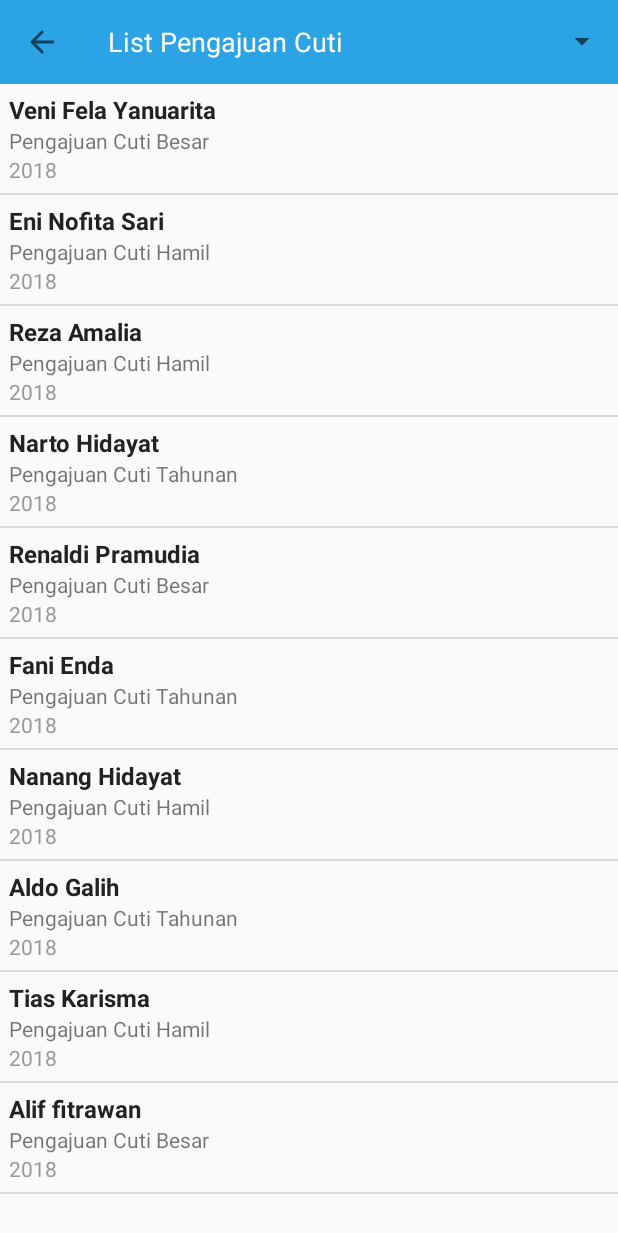
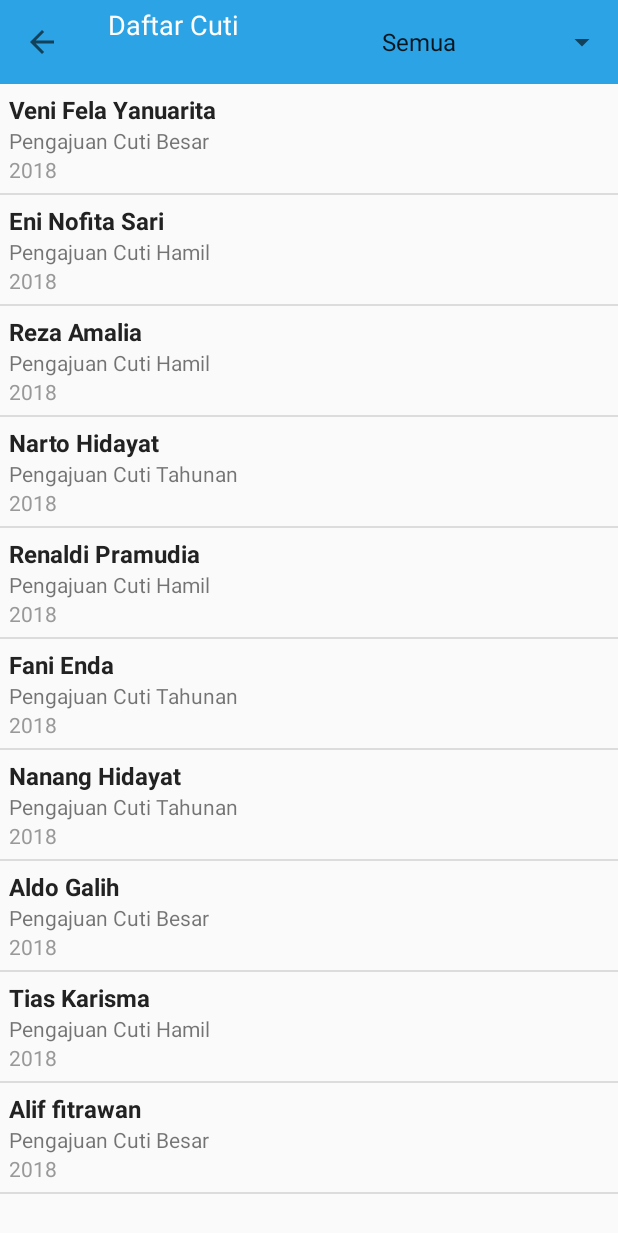
Before and after one commit to NanangHidayat18/Belajar, an Android app: the screen it shows after launch (MainActivity), on a phone screen of 412 x 824 dp. Shown: the top 1233 px of the screen. Run offline under Robolectric (Android 15) with nearby library versions, the phone set to English and light mode, and no system bars.

Commit message:
ApprovalCuti

```diff
--- a/app/build.gradle
+++ b/app/build.gradle
@@ -31,4 +31,6 @@ dependencies {
     androidTestImplementation 'com.android.support.test.espresso:espresso-core:3.0.2'
 
     implementation 'com.android.support:recyclerview-v7:26.1.0'
+
+    implementation 'com.google.firebase:firebase-messaging:17.1.0'
 }
--- a/app/src/main/java/com/example/hp/approvallatihan1/Keterangan_Approval.java
+++ b/app/src/main/java/com/example/hp/approvallatihan1/ApprovalActivity.java
@@ -7,7 +7,7 @@ import android.os.Bundle;
 import android.view.View;
 import android.widget.Button;
 
-public class Keterangan_Approval extends AppCompatActivity {
+public class ApprovalActivity extends AppCompatActivity {
     private Button btnkirim;
     @Override
     protected void onCreate(Bundle savedInstanceState) {
@@ -37,7 +37,7 @@ public class Keterangan_Approval extends AppCompatActivity {
                 .setPositiveButton("Ya",new DialogInterface.OnClickListener() {
                     public void onClick(DialogInterface dialog, int id) {
                         // jika tombol diklik, maka akan menutup activity ini
-                        Keterangan_Approval.this.finish();
+                        ApprovalActivity.this.finish();
                     }
                 })
                 .setNegativeButton("Tidak",new DialogInterface.OnClickListener() {
--- a/app/src/main/java/com/example/hp/approvallatihan1/MainActivity.java
+++ b/app/src/main/java/com/example/hp/approvallatihan1/MainActivity.java
@@ -8,19 +8,19 @@ import android.support.v7.widget.DividerItemDecoration;
 import android.support.v7.widget.LinearLayoutManager;
 import android.support.v7.widget.RecyclerView;
 import android.support.v7.widget.Toolbar;
-import android.view.Menu;
 import android.view.View;
 import android.widget.AdapterView;
 import android.widget.ArrayAdapter;
 import android.widget.Spinner;
-import android.widget.Toast;
 
 import java.util.ArrayList;
+import java.util.Arrays;
 import java.util.List;
 
-public class MainActivity extends AppCompatActivity implements UserAdapter.OnClickItemListener{
+public class MainActivity extends AppCompatActivity implements UserAdapter.OnClickItemListener {
 
     private List<UserModel> mListUser = new ArrayList<>();
+    private List<UserModel> mListUserForAdapter = new ArrayList<>();
     private RecyclerView rvUser;
     private UserAdapter mUserAdapter;
     private Toolbar toolbar;
@@ -30,8 +30,11 @@ public class MainActivity extends AppCompatActivity implements UserAdapter.OnCli
         super.onCreate(savedInstanceState);
         setContentView(R.layout.activity_main);
 
+        getUserData();
+
         toolbar = findViewById(R.id.toolbar);
         rvUser = (RecyclerView) findViewById(R.id.recyclerview);
+        Spinner spinner = (Spinner) findViewById(R.id.spinner_sortir);
 
         setSupportActionBar(toolbar);
         getSupportActionBar().setDisplayHomeAsUpEnabled(true);
@@ -45,48 +48,104 @@ public class MainActivity extends AppCompatActivity implements UserAdapter.OnCli
         rvUser.setAdapter(mUserAdapter);
 
         prepareUserData();
+
+        String[] filterCuti = getResources().getStringArray(R.array.list_cuti);
+        spinner.setAdapter(new ArrayAdapter<String>(this, android.R.layout.simple_list_item_1, filterCuti));
+        spinner.setOnItemSelectedListener(new AdapterView.OnItemSelectedListener() {
+            @Override
+            public void onItemSelected(AdapterView<?> adapterView, View view, int position, long l) {
+                switch (position) {
+                    case 0:
+                        prepareUserData();
+                        break;
+                    case 1:
+                        sortByCutiTahunan();
+                        break;
+                    case 2:
+                        sortByCutiHamil();
+                        break;
+                    case 3:
+                        sortByCutiBesar();
+                        break;
+                }
+            }
+
+            @Override
+            public void onNothingSelected(AdapterView<?> adapterView) {
+                return;
+            }
+        });
+
+    }
+
+    private List<UserModel> getDataCuti() {
+        return null;
+    }
+
+    private void sortByCutiTahunan() {
+        mListUser.clear();
+        for (UserModel userModel : mListUserForAdapter) {
+            if (userModel.getCuti().contains("Tahunan")) {
+                mListUser.add(userModel);
+            }
+        }
+        mUserAdapter.notifyDataSetChanged();
+    }
+
+    private void sortByCutiHamil() {
+        mListUser.clear();
+        for (UserModel userModel : mListUserForAdapter) {
+            if (userModel.getCuti().contains("Hamil")) {
+                mListUser.add(userModel);
+            }
+        }
+        mUserAdapter.notifyDataSetChanged();
+    }
+
+    private void sortByCutiBesar() {
+        mListUser.clear();
+        for (UserModel userModel : mListUserForAdapter) {
+            if (userModel.getCuti().contains("Besar")) {
+                mListUser.add(userModel);
+            }
+        }
+        mUserAdapter.notifyDataSetChanged();
+    }
+
+    private void getUserData() {
+        mListUserForAdapter = Arrays.asList(
+                new UserModel("Veni Fela Yanuarita", "Pengajuan Cuti Besar", "2018"),
+                new UserModel("Eni Nofita Sari", "Pengajuan Cuti Hamil", "2018"),
+                new UserModel("Reza Amalia", "Pengajuan Cuti Hamil", "2018"),
+                new UserModel("Narto Hidayat", "Pengajuan Cuti Tahunan", "2018"),
+                new UserModel("Renaldi Pramudia", "Pengajuan Cuti Hamil", "2018"),
+                new UserModel("Fani Enda", "Pengajuan Cuti Tahunan", "2018"),
+                new UserModel("Nanang Hidayat", "Pengajuan Cuti Tahunan", "2018"),
+                new UserModel("Aldo Galih", "Pengajuan Cuti Besar", "2018"),
+                new UserModel("Tias Karisma", "Pengajuan Cuti Hamil", "2018"),
+                new UserModel("Alif fitrawan", "Pengajuan Cuti Besar", "2018")
+        );
     }
 
     private void prepareUserData() {
-        UserModel userModel = new UserModel("Veni Fela Yanuarita", "Pengajuan Cuti Besar", "2018");
-        mListUser.add(userModel);
-
-        userModel = new UserModel("Eni Nofita Sari", "Pengajuan Cuti Hamil", "2018");
-        mListUser.add(userModel);
-
-        userModel = new UserModel("Reza Amalia", "Pengajuan Cuti Hamil", "2018");
-        mListUser.add(userModel);
-
-        userModel = new UserModel("Narto Hidayat", "Pengajuan Cuti Tahunan", "2018");
-        mListUser.add(userModel);
-
-        userModel = new UserModel("Renaldi Pramudia", "Pengajuan Cuti Besar", "2018");
-        mListUser.add(userModel);
-
-        userModel = new UserModel("Fani Enda", "Pengajuan Cuti Tahunan", "2018");
-        mListUser.add(userModel);
-
-        userModel = new UserModel("Nanang Hidayat", "Pengajuan Cuti Hamil", "2018");
-        mListUser.add(userModel);
-
-        userModel = new UserModel("Aldo Galih", "Pengajuan Cuti Tahunan", "2018");
-        mListUser.add(userModel);
-
-        userModel = new UserModel("Tias Karisma", "Pengajuan Cuti Hamil", "2018");
-        mListUser.add(userModel);
-
-        userModel = new UserModel("Alif fitrawan", "Pengajuan Cuti Besar", "2018");
-        mListUser.add(userModel);
-
+        mListUser.clear();
+        mListUser.addAll(mListUserForAdapter);
         mUserAdapter.notifyDataSetChanged();
     }
 
-
-
     @Override
     public void onClickItem(UserModel usermodel) {
-        // TODO: 30/07/2018 buatkan intent ke activity selanjutnya
+        // TODO: 31/07/2018 buatkan intent ke activity selanjutnya
 
-        Toast.makeText(this, usermodel.getName(), Toast.LENGTH_SHORT).show();
+        Intent intent;
+        if(usermodel.getCuti().contains("Tahunan")){
+            intent = new Intent(this, PersetujuanTahunanActivity.class);
+        }else if(usermodel.getCuti().contains("Hamil")){
+            intent = new Intent(this, PersetujuanHamilActivity.class);
+        }else{
+            intent = new Intent(this, PersetujuanCutiBesarActivity.class);
+        }
+
+        startActivity(intent);
     }
 }
--- a/app/src/main/java/com/example/hp/approvallatihan1/UserAdapter.java
+++ b/app/src/main/java/com/example/hp/approvallatihan1/UserAdapter.java
@@ -1,5 +1,7 @@
 package com.example.hp.approvallatihan1;
 
+import android.content.Context;
+import android.content.Intent;
 import android.support.v7.widget.RecyclerView;
 import android.view.View;
 import android.view.ViewGroup;
@@ -68,6 +70,7 @@ public class UserAdapter extends RecyclerView.Adapter<UserAdapter.ViewHolder> {
     public void onBindViewHolder(ViewHolder holder, int position) {
         UserModel userModel = mlListUser.get(position);
         holder.bind(userModel);
+
     }
 
     @Override
--- a/app/src/main/res/layout/activity_keterangan__penolakan.xml
+++ b/app/src/main/res/layout/activity_keterangan__penolakan.xml
@@ -5,7 +5,7 @@
     android:layout_width="match_parent"
     android:layout_height="match_parent"
     android:background="#fff"
-    tools:context=".Keterangan_Penolakan">
+    tools:context=".PenolakanActivity">
 
     <LinearLayout
         android:id="@+id/parent1"
--- a/app/src/main/res/layout/activity_keterangan_approval.xml
+++ b/app/src/main/res/layout/activity_keterangan_approval.xml
@@ -5,7 +5,7 @@
     android:layout_width="match_parent"
     android:layout_height="match_parent"
     android:background="#fff"
-    tools:context=".Keterangan_Approval">
+    tools:context=".ApprovalActivity">
 
     <LinearLayout
         android:id="@+id/parent1"
--- a/app/src/main/res/layout/activity_main.xml
+++ b/app/src/main/res/layout/activity_main.xml
@@ -20,7 +20,7 @@
             <TextView
                 android:layout_width="match_parent"
                 android:layout_height="wrap_content"
-                android:text="@string/List_Pengajuan_Cuti"
+                android:text="@string/Daftar_Cuti"
                 android:textColor="@color/white"
                 android:textSize="18sp" />
 
--- a/app/src/main/res/layout/activity_persetujuan__cuti__besar.xml
+++ b/app/src/main/res/layout/activity_persetujuan__cuti__besar.xml
@@ -5,7 +5,7 @@
     android:layout_width="match_parent"
     android:layout_height="match_parent"
     android:background="#fff"
-    tools:context=".Persetujuan_Cuti_Besar">
+    tools:context=".PersetujuanCutiBesarActivity">
 
 
     <LinearLayout
--- a/app/src/main/res/layout/activity_persetujuan__hamil.xml
+++ b/app/src/main/res/layout/activity_persetujuan__hamil.xml
@@ -5,7 +5,7 @@
     android:layout_width="match_parent"
     android:layout_height="match_parent"
     android:background="#fff"
-    tools:context=".Persetujuan_Cuti_Besar">
+    tools:context=".PersetujuanCutiBesarActivity">
 
 
     <LinearLayout
--- a/app/src/main/res/layout/activity_persetujuan_tahunan.xml
+++ b/app/src/main/res/layout/activity_persetujuan_tahunan.xml
@@ -5,7 +5,7 @@
     android:layout_width="match_parent"
     android:layout_height="match_parent"
     android:background="#fff"
-    tools:context=".Persetujuan_Tahunan">
+    tools:context=".PersetujuanTahunanActivity">
 
 
     <LinearLayout
--- a/app/src/main/res/values/strings.xml
+++ b/app/src/main/res/values/strings.xml
@@ -4,12 +4,12 @@
     <string name="Persetujuan_Cuti_Hamil">Persetujuan Cuti Hamil</string>
     <string name="Persetujuan_Cuti_Tahunan">Persetujuan Cuti Tahunan</string>
     <string name="Persetujuan_Cuti_Besar">Persetujuan Cuti Besar</string>
-    <string name="List_Pengajuan_Cuti">List Pengajuan Cuti</string>
+    <string name="Daftar_Cuti">Daftar Cuti</string>
     <string name="Keterangan_Approval">Keterangan Approval</string>
     <string name="Keterangan_Penolakan">Keterangan Penolakan</string>
 
     <string-array name="list_cuti">
-        <item> </item>
+        <item>Semua</item>
         <item>Cuti Tahunan</item>
         <item>Cuti Hamil</item>
         <item>Cuti Besar</item>
```
Also changed, not shown: app/src/main/AndroidManifest.xml (+6 -6 lines), app/src/main/java/com/example/hp/approvallatihan1/PenolakanActivity.java (added, +56 -0 lines), app/src/main/java/com/example/hp/approvallatihan1/PersetujuanCutiBesarActivity.java (renamed from app/src/main/java/com/example/hp/approvallatihan1/Persetujuan_Cuti_Besar.java, +6 -9 lines), app/src/main/java/com/example/hp/approvallatihan1/PersetujuanHamilActivity.java (renamed from app/src/main/java/com/example/hp/approvallatihan1/Persetujuan_Hamil.java, +5 -5 lines), app/src/main/java/com/example/hp/approvallatihan1/PersetujuanTahunanActivity.java (renamed from app/src/main/java/com/example/hp/approvallatihan1/Persetujuan_Tahunan.java, +5 -6 lines).
